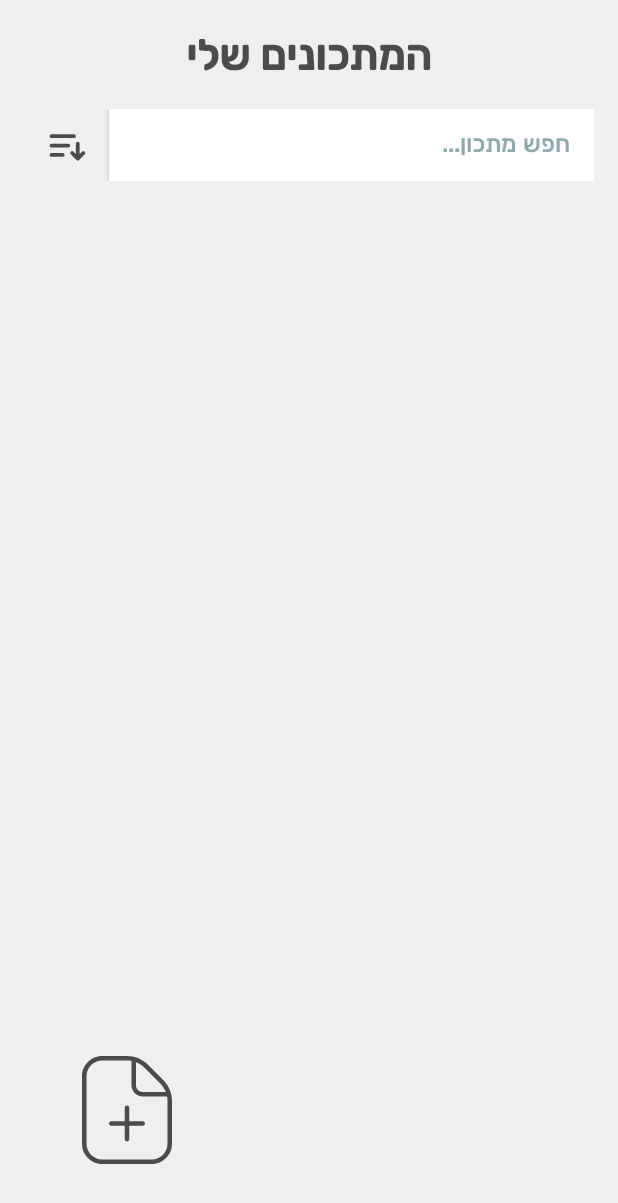
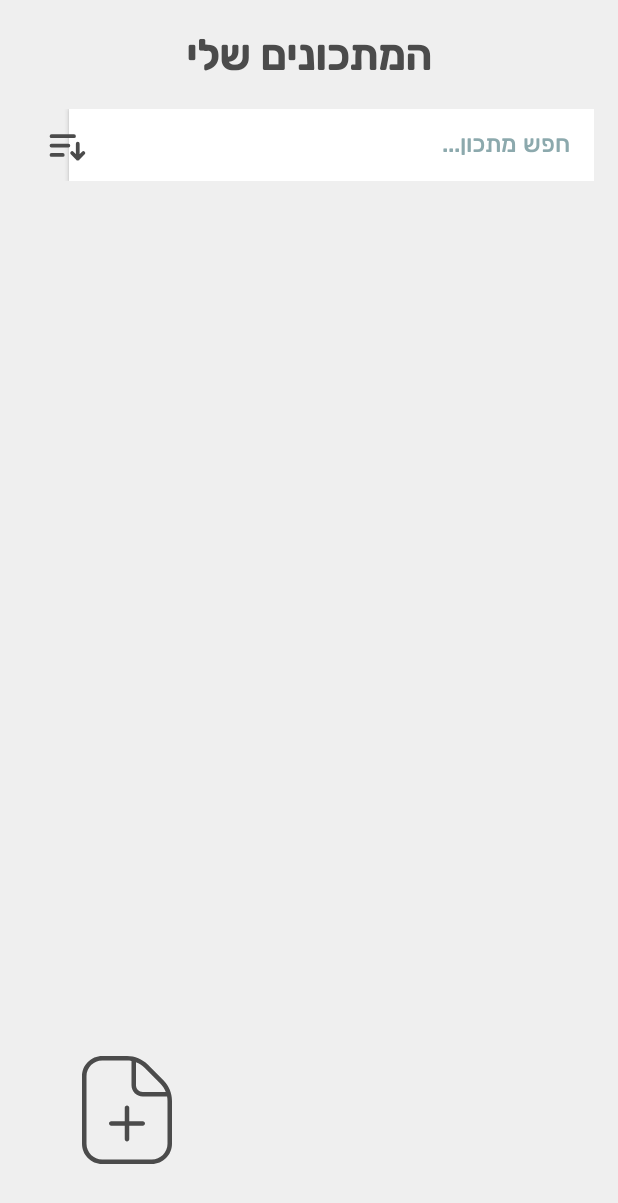
Before and after one commit to yaeltamir/RRP, an Android app: the HomeViewActivity screen opened directly, with no data from a screen before it, on a phone screen of 412 x 824 dp. Shown: the top 1203 px of the screen. Run offline under Robolectric (Android 15) with nearby library versions, the light colour scheme and no system bars; our stand-ins replace Firebase (no records; nobody signed in at launch, a user with empty details on screens opened directly).

Commit message:
last chang1

```diff
--- a/app/src/main/res/layout/fragment_dislike.xml
+++ b/app/src/main/res/layout/fragment_dislike.xml
@@ -15,6 +15,7 @@
         android:layout_width="wrap_content"
         android:layout_height="wrap_content"
         android:text="תנועת ה- dislike לגלילה כלפיי מטה"
+        android:gravity="center"
         android:textSize="22sp"
         android:textStyle="bold"
         android:textColor="@color/primaryTextColor"
--- a/app/src/main/res/layout/home_view_activity.xml
+++ b/app/src/main/res/layout/home_view_activity.xml
@@ -39,7 +39,7 @@
         <!-- Search input field -->
         <EditText
             android:id="@+id/searchEditText"
-            android:layout_width="323dp"
+            android:layout_width="350dp"
             android:layout_height="match_parent"
             android:background="@color/white"
             android:elevation="2dp"
```
